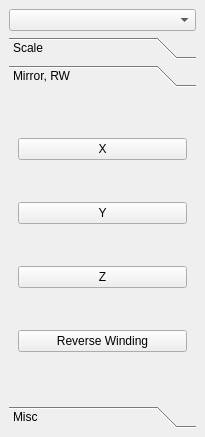
This is src/ui/TransformDock.ui in Warzone2100/WMIT as Qt 5 draws it before an edit. The edited form follows.
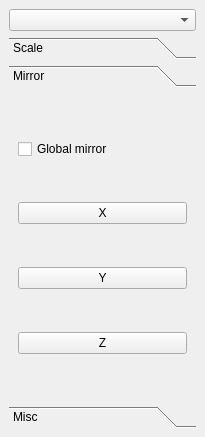
This is the edited form. The open tabs and pages were chosen to show the change.

Commit message: Added global mirror with related checkbox

The edit to the form file:
```diff
--- a/src/ui/TransformDock.ui
+++ b/src/ui/TransformDock.ui
@@ -13,7 +13,7 @@
   <property name="minimumSize">
    <size>
     <width>170</width>
-    <height>242</height>
+    <height>275</height>
    </size>
   </property>
   <property name="features">
@@ -131,9 +131,16 @@
         </rect>
        </property>
        <attribute name="label">
-        <string>Mirror, RW</string>
+        <string>Mirror</string>
        </attribute>
        <layout class="QVBoxLayout" name="verticalLayout_2">
+        <item>
+         <widget class="QCheckBox" name="cbGlobalMirror">
+          <property name="text">
+           <string>Global mirror</string>
+          </property>
+         </widget>
+        </item>
         <item>
          <widget class="QPushButton" name="pbMirrorX">
           <property name="text">
@@ -155,13 +162,6 @@
           </property>
          </widget>
         </item>
-        <item>
-         <widget class="QPushButton" name="pb_revWindings">
-          <property name="text">
-           <string>Reverse Winding</string>
-          </property>
-         </widget>
-        </item>
        </layout>
       </widget>
       <widget class="QWidget" name="pageMisc">
@@ -176,7 +176,15 @@
        <attribute name="label">
         <string>Misc</string>
        </attribute>
-       <layout class="QFormLayout" name="formLayout"/>
+       <layout class="QVBoxLayout" name="verticalLayout_4">
+        <item>
+         <widget class="QPushButton" name="pb_revWindings">
+          <property name="text">
+           <string>Reverse Winding</string>
+          </property>
+         </widget>
+        </item>
+       </layout>
       </widget>
      </widget>
     </item>
```
Left out of the diff: 4 changed lines with no effect on the pictures. The commit also changes 2 other files.
